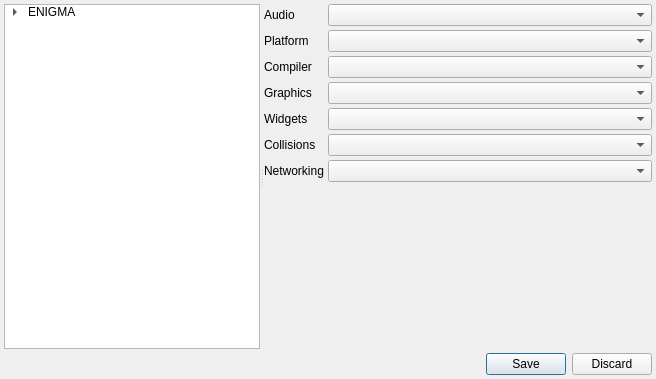
This is Editors/SettingsEditor.ui in enigma-dev/RadialGM as Qt 5 draws it before an edit. The edited form follows.
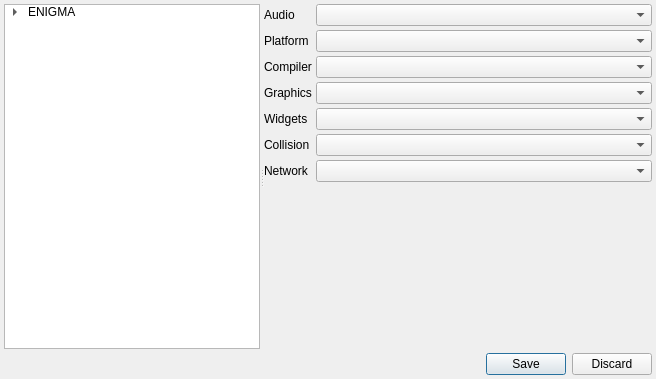
This is the edited form. The open tabs and pages were chosen to show the change. Icons and pictures are not drawn.

```diff
--- a/Editors/SettingsEditor.ui
+++ b/Editors/SettingsEditor.ui
@@ -152,14 +152,14 @@
         <item row="5" column="0">
          <widget class="QLabel" name="collisionsLabel">
           <property name="text">
-           <string>Collisions</string>
+           <string>Collision</string>
           </property>
          </widget>
         </item>
         <item row="6" column="0">
          <widget class="QLabel" name="networkingLabel">
           <property name="text">
-           <string>Networking</string>
+           <string>Network</string>
           </property>
          </widget>
         </item>
```
Left out of the diff: 8 changed lines with no effect on the pictures.
